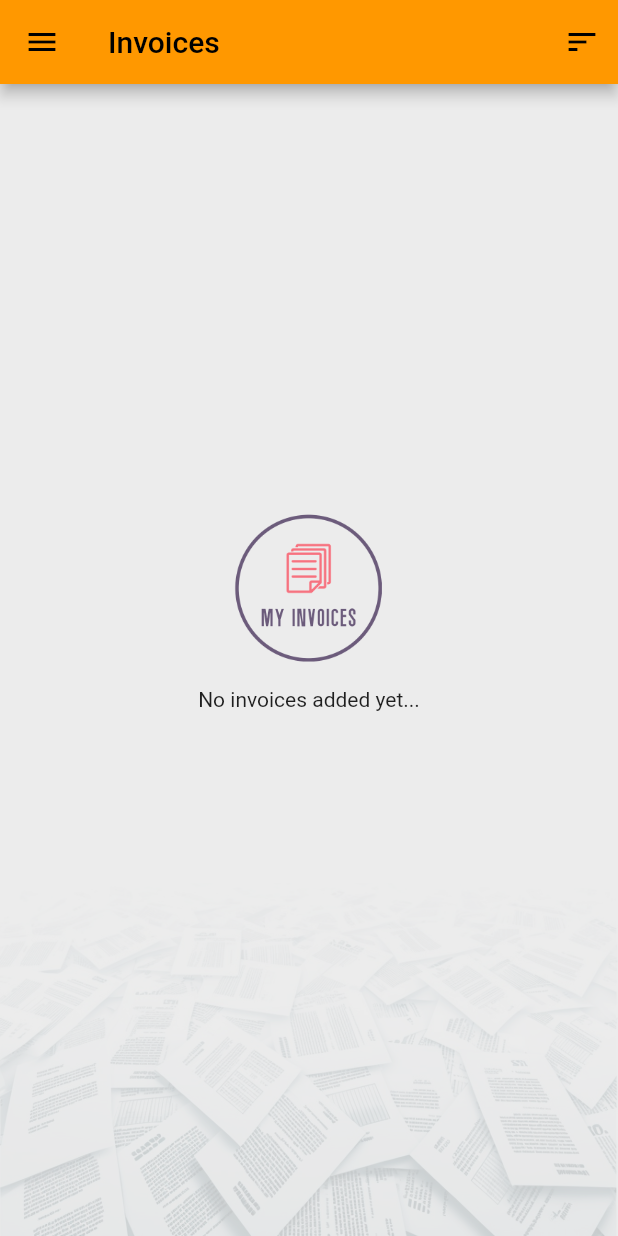
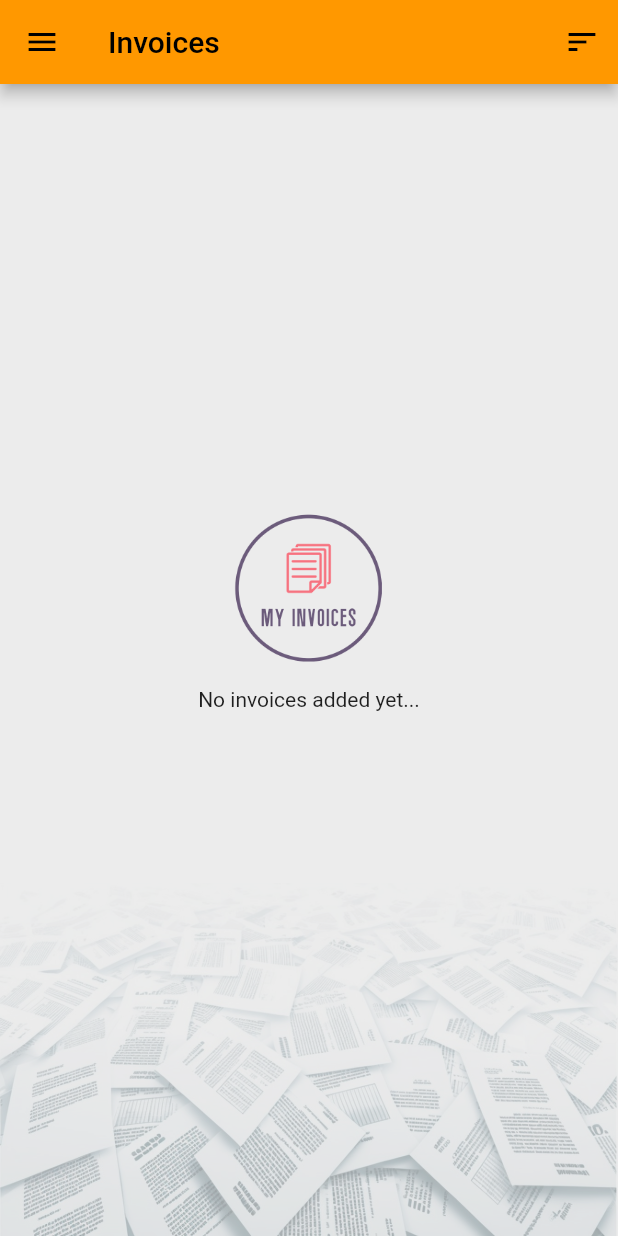
Before and after one commit to fildogan/my_invoices, a Flutter app: the screen it shows once a user with an empty profile is signed in, after a tap on "List of Invoices", on a phone screen of 412 x 824 dp. Run offline on Flutter 3.47's test engine with Material 2 defaults, Android fonts, the phone set to English and light mode, and no system bars; our stand-ins replace cloud_firestore, file_picker, firebase_auth, firebase_core, firebase_storage, freezed_annotation and 2 more; missing offline and left inert: firebase_ui_auth, flutter_pdfview; accounts and stored records are empty; network calls fail.

Commit message:
Update background for dark mode

```diff
--- a/lib/features/global_widgets/background_faded.dart
+++ b/lib/features/global_widgets/background_faded.dart
@@ -10,26 +10,23 @@ class BackgroundFaded extends StatelessWidget {
     return Stack(
       children: [
         Container(
-          color: Theme.of(context).brightness == Brightness.light
-              ? Colors.white
-              : Colors.transparent,
+          color: Colors.white,
           child: Column(
             mainAxisAlignment: MainAxisAlignment.end,
             children: [
-              Theme.of(context).brightness == Brightness.light
-                  ? Image.asset(
-                      'assets/images/background1.jpg',
-                      width: double.infinity,
-                      opacity: const AlwaysStoppedAnimation(.2),
-                    )
-                  : const SizedBox.shrink(),
+              Image.asset(
+                'assets/images/background1.jpg',
+                width: double.infinity,
+                opacity: const AlwaysStoppedAnimation(.4),
+              ),
             ],
           ),
         ),
-        if (Theme.of(context).brightness == Brightness.light)
-          Container(
-            color: Colors.grey.withOpacity(0.2),
-          ),
+        Container(
+          color: Theme.of(context).brightness == Brightness.light
+              ? Colors.grey.withOpacity(0.2)
+              : Colors.black.withOpacity(0.8),
+        ),
       ],
     );
   }
--- a/lib/features/global_widgets/background_full.dart
+++ b/lib/features/global_widgets/background_full.dart
@@ -10,26 +10,23 @@ class BackgroundFullColor extends StatelessWidget {
     return Stack(
       children: [
         Container(
-          color: Theme.of(context).brightness == Brightness.light
-              ? Colors.white
-              : Colors.transparent,
+          color: Colors.white,
           child: Column(
             mainAxisAlignment: MainAxisAlignment.end,
             children: [
-              Theme.of(context).brightness == Brightness.light
-                  ? Image.asset(
-                      'assets/images/background1.jpg',
-                      width: double.infinity,
-                      opacity: const AlwaysStoppedAnimation(.8),
-                    )
-                  : const SizedBox.shrink(),
+              Image.asset(
+                'assets/images/background1.jpg',
+                width: double.infinity,
+                opacity: const AlwaysStoppedAnimation(.8),
+              ),
             ],
           ),
         ),
-        if (Theme.of(context).brightness == Brightness.light)
-          Container(
-            color: Colors.grey.withOpacity(0.2),
-          ),
+        Container(
+          color: Theme.of(context).brightness == Brightness.light
+              ? Colors.grey.withOpacity(0.2)
+              : Colors.black.withOpacity(0.8),
+        ),
       ],
     );
   }
```
